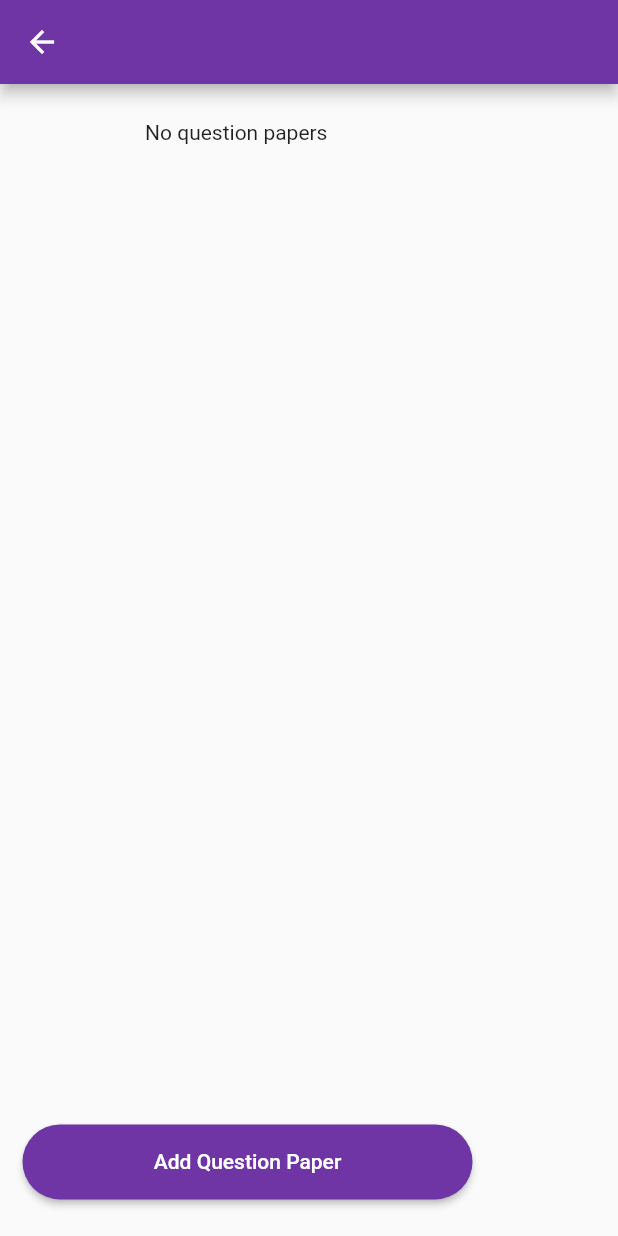
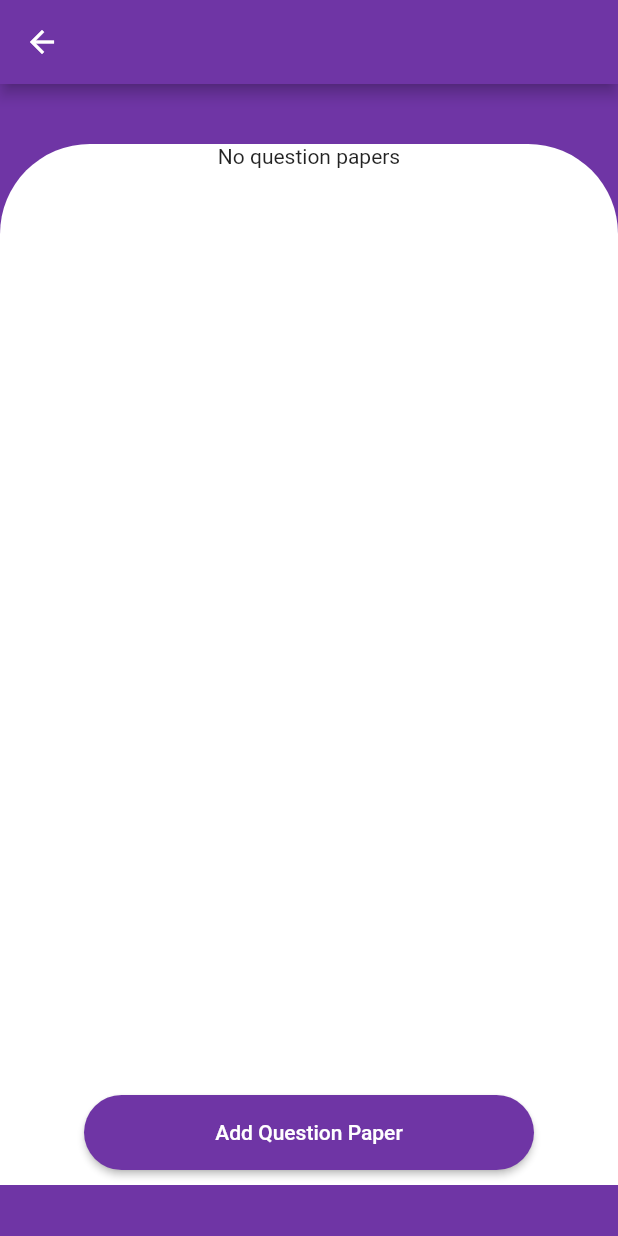
Before and after one commit to sarikasingh00/Handwritten-Subjective-Answer-Evaluation-System, a Flutter app: the SubjectDetailScreen screen opened directly with empty values, on a phone screen of 412 x 824 dp. Run offline on Flutter 3.47's test engine with Material 2 defaults, Android fonts, the light colour scheme and no system bars; our stand-ins replace cloud_firestore, firebase_auth, flutter_speed_dial, flutter_svg, image_picker; accounts and stored records are empty.

Commit message:
UI for teacher almost done

```diff
--- a/paper_evaluation_app/lib/teacher/question_paper/question_paper_list.dart
+++ b/paper_evaluation_app/lib/teacher/question_paper/question_paper_list.dart
@@ -23,14 +23,23 @@ class _QuestionPaperListViewState extends State<QuestionPaperListView> {
           } else if (snapshot.hasData) {
             List<String> questionPaperList = snapshot.data;
             return Container(
-              height: MediaQuery.of(context).size.height * 0.8,
-              child: questionPaperList.isEmpty ?Container(height: MediaQuery.of(context).size.height * 0.8, child: Text("No question papers"),) :ListView.builder(
+              decoration: BoxDecoration(borderRadius: BorderRadius.only(topRight: Radius.circular(60), topLeft: Radius.circular(60)), color: Colors.white),
+              height: MediaQuery.of(context).size.height-235,
+               child: questionPaperList.isEmpty ?Container(decoration: BoxDecoration(borderRadius: BorderRadius.only(topRight: Radius.circular(60), topLeft: Radius.circular(60)), color: Colors.white),
+                height: MediaQuery.of(context).size.height-235, child: Text("No question papers"),) :Padding(
+                padding: const EdgeInsets.only(top:50.0),
+                child: ListView.builder(
                     itemCount: questionPaperList.length,
+                    padding: EdgeInsets.only(top:60),
                     itemBuilder: (context, index) {
-                    return Card(
-                      elevation: 5,
+                      return Container(
+                        // elevation: 5,
+                        child: Container(
+                          height: 80,
+                          child: Container(
                             child: ListTile(
-                        tileColor: Color(0xFFF1E6FF),
+                              leading: const Icon(Icons.assignment),
+                              tileColor: Colors.white,
                               title: Text('${questionPaperList[index]}'),
                               onTap: () {
                                 Navigator.push(
@@ -41,8 +50,12 @@ class _QuestionPaperListViewState extends State<QuestionPaperListView> {
                                 );
                               },
                             ),
+
+                          ),
+                        ),
                       );
                     }),
+              ),
             );
           } else
             return Container(height: MediaQuery.of(context).size.height * 0.8,);
--- a/paper_evaluation_app/lib/teacher/subject/subject_detail_screen.dart
+++ b/paper_evaluation_app/lib/teacher/subject/subject_detail_screen.dart
@@ -31,44 +31,66 @@ class _SubjectDetailScreenState extends State<SubjectDetailScreen> {
   @override
   Widget build(BuildContext context) {
     return Scaffold(
+      backgroundColor: Color(0xFF6F35A5),
       key: _scaffoldKey,
       appBar: AppBar(
         title: Text(widget.subjectName),
         backgroundColor: Color(0xFF6F35A5),
         ),
-      body: Container(
-        // height: MediaQuery.of(context).size.height*0.8,
+      body: SingleChildScrollView(
         child: Column(
           mainAxisAlignment: MainAxisAlignment.center,
           crossAxisAlignment: CrossAxisAlignment.center,
           children: [
-            // Container(
-            //   child: Text("Teacher Dashboard"),
-            // ),
+            Column(
+              crossAxisAlignment: CrossAxisAlignment.start,
+              children: <Widget>[
+                SizedBox(
+                  height: 20,
+                ),
+                SizedBox(
+                  height: 20,
+                )
+              ],
+            ),
+            Container(
+              height: MediaQuery.of(context).size.height-130,
+              width: MediaQuery.of(context).size.width,
+              decoration: BoxDecoration(borderRadius: BorderRadius.only(topRight: Radius.circular(60), topLeft: Radius.circular(60)), color: Colors.white),
+              child: Column(
+                mainAxisAlignment: MainAxisAlignment.spaceBetween,
+                children: [
                   Builder(
                     builder: (context){
                       columnContext = context;
                       return QuestionPaperListView(widget.subjectName);
                       }
                   ),
-            // List view of subjects under teacher
-            ButtonTheme(
+                  Padding(
+                    padding: const EdgeInsets.all(10.0),
+                    child: Container(
+                      child: ButtonTheme(
                         minWidth: 300.0,
                         height: 50.0,
-
-              child:Container(
-                margin: const EdgeInsets.only(left: 15.0,top: 10.0),
+                        child: Container(
+                          margin: const EdgeInsets.only(top: 15.0),
                           child: RaisedButton(
                             color: Color(0xFF6F35A5),
                             textColor: Colors.white,
                             child: Text('Add Question Paper'),
-                shape: RoundedRectangleBorder(borderRadius: new BorderRadius.circular(30.0)),
+                            shape: RoundedRectangleBorder(
+                                borderRadius: new BorderRadius.circular(30.0)),
                             onPressed: () {
                               _startAddNewQuestionPaper(columnContext, _scaffoldKey);
-              }
+                            },
+                          ),
+                        ),
+                      ),
                     ),
                   )
-            )
+                ],
+              ),
+            ),
           ],
         ),
       ),
--- a/paper_evaluation_app/lib/teacher/subject/subject_list.dart
+++ b/paper_evaluation_app/lib/teacher/subject/subject_list.dart
@@ -33,7 +33,6 @@ class _SubjectListViewState extends State<SubjectListView> {
           } else if (snapshot.hasData) {
             List<String> subjectList = snapshot.data;
             return Container(
-              // margin: EdgeInsets.only(top:60),
               decoration: BoxDecoration(borderRadius: BorderRadius.only(topRight: Radius.circular(60), topLeft: Radius.circular(60)), color: Colors.white),
               height: MediaQuery.of(context).size.height-235,
               child: Padding(
--- a/paper_evaluation_app/lib/teacher/teacher_dashboard.dart
+++ b/paper_evaluation_app/lib/teacher/teacher_dashboard.dart
@@ -117,9 +117,6 @@ class _TeacherDashboardState extends State<TeacherDashboard> {
                 )
               ],
             ),
-            // Container(
-            //   child: Text("Teacher Dashboard"),
-            // ),
             Container(
               height: MediaQuery.of(context).size.height-130,
               width: MediaQuery.of(context).size.width,
@@ -153,9 +150,6 @@ class _TeacherDashboardState extends State<TeacherDashboard> {
                 ],
               ),
             ),
-            // SubjectListView(),
-            // List view of subjects under teacher
-
           ],
         ),
       ),
```
Also changed, not shown: paper_evaluation_app/lib/teacher/question_paper/question_list_view.dart (+17 -5 lines), paper_evaluation_app/lib/teacher/question_paper/question_paper_detail_screen.dart (+35 -27 lines). Lines whose indentation alone changed are shown as unchanged.
